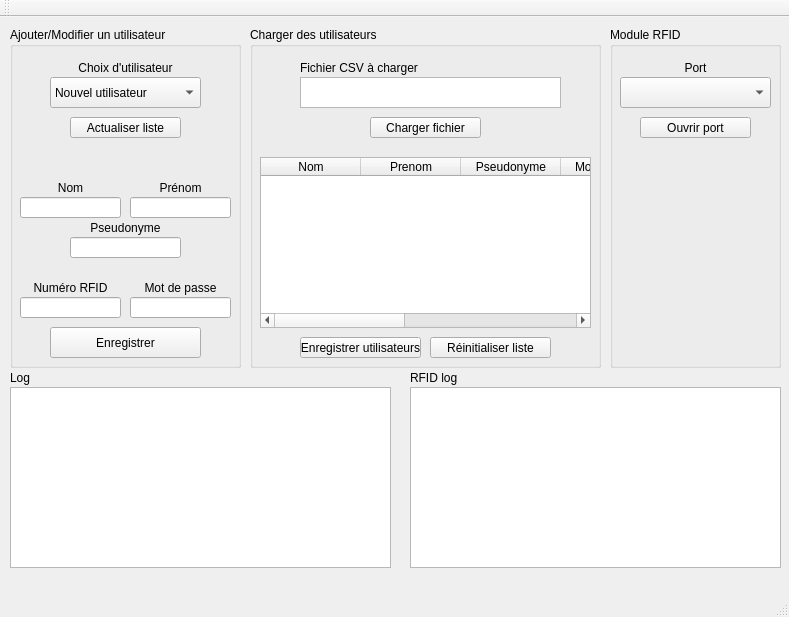
The window that AdministratorApp/AdministratorApp.ui (YannFauquembergue/GestionAbri) describes before a commit, drawn with Qt 5.
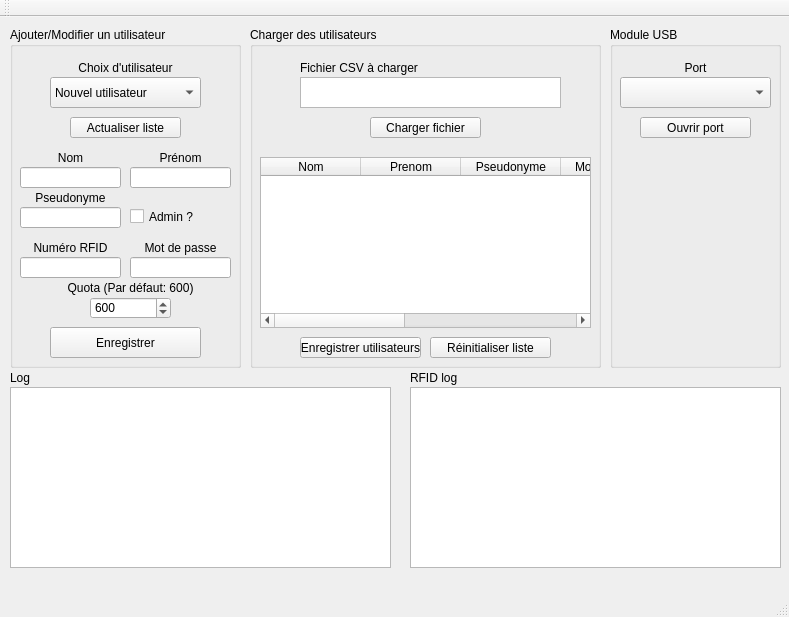
The same window after the commit.

Commit message: Connexion lecteur RFID fonctionnelle

What changed in the file:
```diff
--- a/AdministratorApp/AdministratorApp.ui
+++ b/AdministratorApp/AdministratorApp.ui
@@ -61,7 +61,7 @@
      <property name="geometry">
       <rect>
        <x>30</x>
-       <y>150</y>
+       <y>120</y>
        <width>61</width>
        <height>21</height>
       </rect>
@@ -77,7 +77,7 @@
      <property name="geometry">
       <rect>
        <x>10</x>
-       <y>170</y>
+       <y>140</y>
        <width>101</width>
        <height>21</height>
       </rect>
@@ -90,7 +90,7 @@
      <property name="geometry">
       <rect>
        <x>120</x>
-       <y>170</y>
+       <y>140</y>
        <width>101</width>
        <height>21</height>
       </rect>
@@ -100,7 +100,7 @@
      <property name="geometry">
       <rect>
        <x>140</x>
-       <y>150</y>
+       <y>120</y>
        <width>61</width>
        <height>21</height>
       </rect>
@@ -115,9 +115,9 @@
     <widget class="QLineEdit" name="nicknameLineEdit">
      <property name="geometry">
       <rect>
-       <x>60</x>
-       <y>210</y>
-       <width>111</width>
+       <x>10</x>
+       <y>180</y>
+       <width>101</width>
        <height>21</height>
       </rect>
      </property>
@@ -125,9 +125,9 @@
     <widget class="QLabel" name="nicknameLabel">
      <property name="geometry">
       <rect>
-       <x>60</x>
-       <y>190</y>
-       <width>111</width>
+       <x>10</x>
+       <y>160</y>
+       <width>101</width>
        <height>21</height>
       </rect>
      </property>
@@ -155,7 +155,7 @@
      <property name="geometry">
       <rect>
        <x>10</x>
-       <y>270</y>
+       <y>230</y>
        <width>101</width>
        <height>21</height>
       </rect>
@@ -168,7 +168,7 @@
      <property name="geometry">
       <rect>
        <x>120</x>
-       <y>250</y>
+       <y>210</y>
        <width>101</width>
        <height>21</height>
       </rect>
@@ -184,7 +184,7 @@
      <property name="geometry">
       <rect>
        <x>120</x>
-       <y>270</y>
+       <y>230</y>
        <width>101</width>
        <height>21</height>
       </rect>
@@ -200,7 +200,7 @@
      <property name="geometry">
       <rect>
        <x>10</x>
-       <y>250</y>
+       <y>210</y>
        <width>101</width>
        <height>21</height>
       </rect>
@@ -256,6 +256,51 @@
       </property>
      </item>
     </widget>
+    <widget class="QCheckBox" name="adminCheckBox">
+     <property name="geometry">
+      <rect>
+       <x>120</x>
+       <y>180</y>
+       <width>101</width>
+       <height>19</height>
+      </rect>
+     </property>
+     <property name="text">
+      <string>Admin ?</string>
+     </property>
+    </widget>
+    <widget class="QLabel" name="quotaLabel">
+     <property name="geometry">
+      <rect>
+       <x>50</x>
+       <y>250</y>
+       <width>141</width>
+       <height>21</height>
+      </rect>
+     </property>
+     <property name="text">
+      <string>Quota (Par défaut: 600)</string>
+     </property>
+     <property name="alignment">
+      <set>Qt::AlignCenter</set>
+     </property>
+    </widget>
+    <widget class="QSpinBox" name="quotaSpinBox">
+     <property name="geometry">
+      <rect>
+       <x>80</x>
+       <y>270</y>
+       <width>81</width>
+       <height>22</height>
+      </rect>
+     </property>
+     <property name="maximum">
+      <number>9999</number>
+     </property>
+     <property name="value">
+      <number>600</number>
+     </property>
+    </widget>
    </widget>
    <widget class="QLabel" name="logLabel">
     <property name="geometry">
@@ -280,7 +325,7 @@
      </rect>
     </property>
     <property name="title">
-     <string>Module RFID</string>
+     <string>Module USB</string>
     </property>
     <widget class="QLabel" name="moduleLabel">
      <property name="geometry">
```
Left out of the diff: 32 changed lines with no effect on the pictures. The commit also changes 60 other files.
